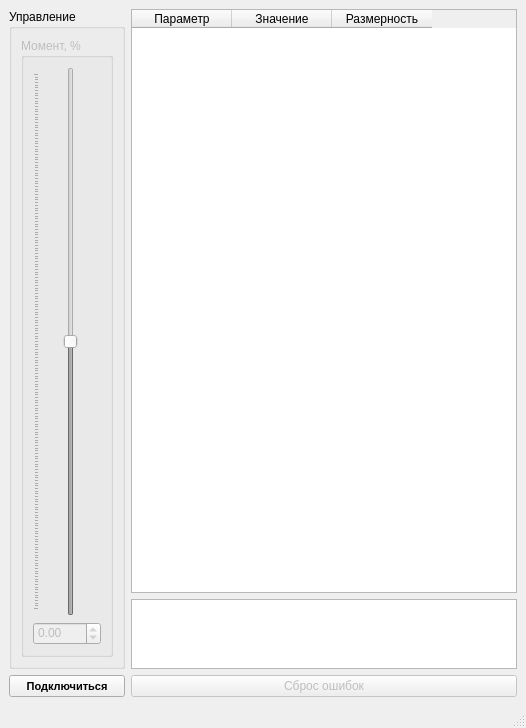
Above: VMU_monitor.ui from hochu-leto/EVIS before the change. Below: the same form after it.
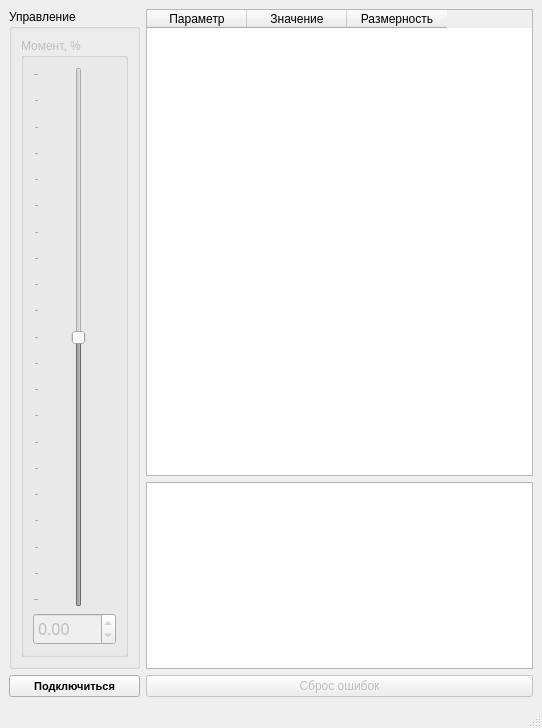
That is the form after the change.

Diff of the .ui file:
```diff
--- a/VMU_monitor.ui
+++ b/VMU_monitor.ui
@@ -6,7 +6,7 @@
    <rect>
     <x>0</x>
     <y>0</y>
-    <width>526</width>
+    <width>542</width>
     <height>728</height>
    </rect>
   </property>
@@ -26,7 +26,7 @@
    <set>QMainWindow::AnimatedDocks</set>
   </property>
   <widget class="QWidget" name="centralwidget">
-   <layout class="QGridLayout" name="gridLayout_2" rowstretch="10,1,0" columnstretch="1,6">
+   <layout class="QGridLayout" name="gridLayout_2" rowstretch="10,4,0" columnstretch="1,6">
     <item row="1" column="1">
      <widget class="QTextBrowser" name="errors_browser"/>
     </item>
@@ -154,6 +154,14 @@
               <verstretch>0</verstretch>
              </sizepolicy>
             </property>
+            <property name="font">
+             <font>
+              <family>Impact</family>
+              <pointsize>12</pointsize>
+              <weight>50</weight>
+              <bold>false</bold>
+             </font>
+            </property>
             <property name="alignment">
              <set>Qt::AlignLeading|Qt::AlignLeft|Qt::AlignTop</set>
             </property>
```
